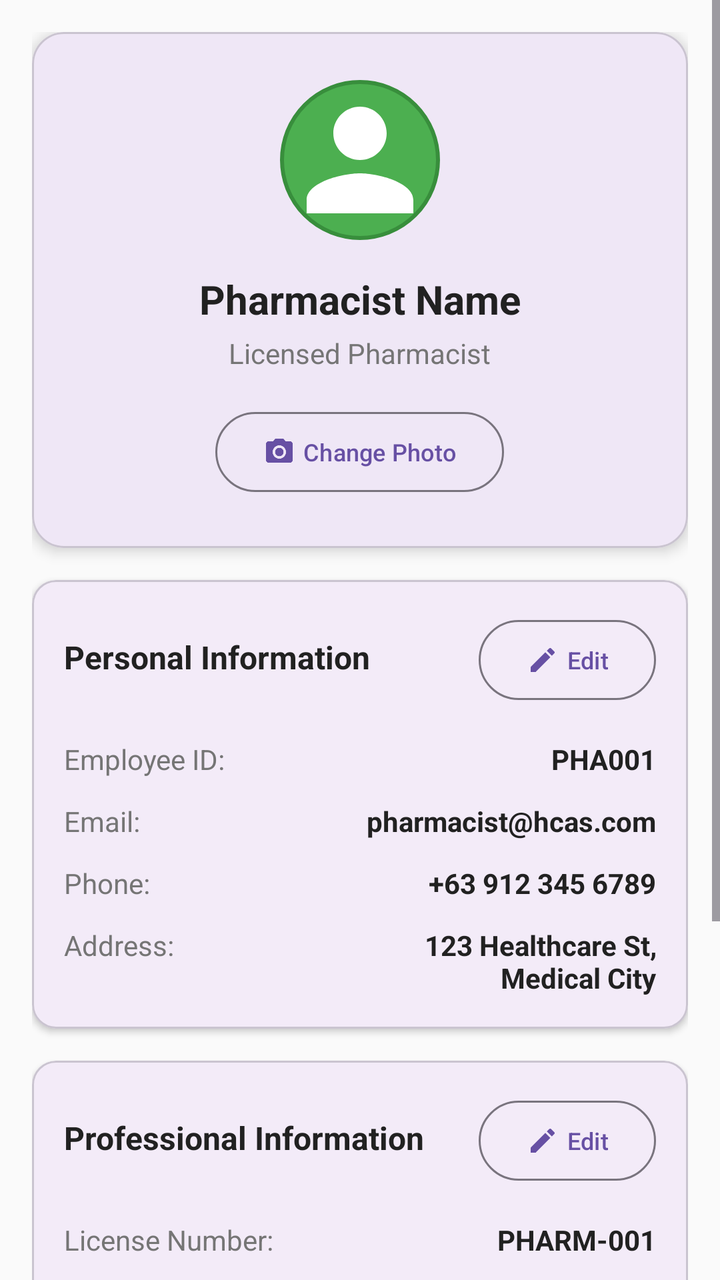
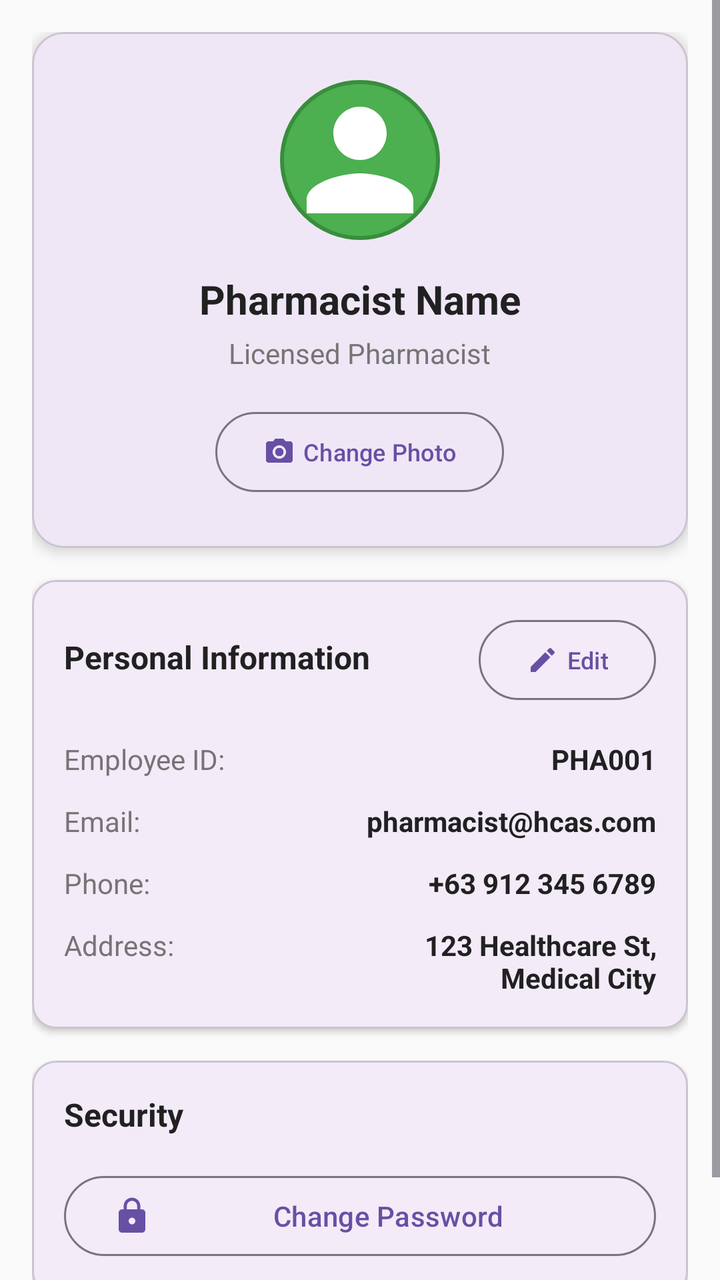

Compare the two renders of this Android layout. The source of the first and the diff that turns it into the second are given below.
<!-- AndroidManifest.xml: application theme Theme.H_CAS -->
<!-- res/layout/fragment_pharmacist_profile.xml -->
<?xml version="1.0" encoding="utf-8"?>
<ScrollView xmlns:android="http://schemas.android.com/apk/res/android"
    xmlns:app="http://schemas.android.com/apk/res-auto"
    android:layout_width="match_parent"
    android:layout_height="match_parent"
    android:background="@color/background_light"
    android:fillViewport="true">

    <LinearLayout
        android:layout_width="match_parent"
        android:layout_height="wrap_content"
        android:orientation="vertical"
        android:padding="16dp">

        
        <com.google.android.material.card.MaterialCardView
            android:layout_width="match_parent"
            android:layout_height="wrap_content"
            android:layout_marginBottom="16dp"
            app:cardCornerRadius="16dp"
            app:cardElevation="4dp">

            <LinearLayout
                android:layout_width="match_parent"
                android:layout_height="wrap_content"
                android:orientation="vertical"
                android:padding="24dp"
                android:gravity="center">

                <ImageView
                    android:id="@+id/profileImageView"
                    android:layout_width="80dp"
                    android:layout_height="80dp"
                    android:src="@drawable/ic_pharmacist_avatar"
                    android:background="@drawable/pharmacist_avatar_background"
                    android:layout_marginBottom="16dp" />

                <TextView
                    android:id="@+id/pharmacistNameTextView"
                    android:layout_width="wrap_content"
                    android:layout_height="wrap_content"
                    android:text="Pharmacist Name"
                    android:textSize="20sp"
                    android:textStyle="bold"
                    android:textColor="@color/text_primary"
                    android:layout_marginBottom="4dp" />

                <TextView
                    android:id="@+id/pharmacistRoleTextView"
                    android:layout_width="wrap_content"
                    android:layout_height="wrap_content"
                    android:text="Licensed Pharmacist"
                    android:textSize="14sp"
                    android:textColor="@color/text_secondary"
                    android:layout_marginBottom="16dp" />

                <com.google.android.material.button.MaterialButton
                    android:id="@+id/changeProfilePictureButton"
                    android:layout_width="wrap_content"
                    android:layout_height="wrap_content"
                    android:text="Change Photo"
                    android:textSize="12sp"
                    app:icon="@drawable/ic_camera"
                    app:iconSize="16dp"
                    app:iconPadding="4dp"
                    style="@style/Widget.Material3.Button.OutlinedButton" />

            </LinearLayout>

        </com.google.android.material.card.MaterialCardView>

        
        <com.google.android.material.card.MaterialCardView
            android:layout_width="match_parent"
            android:layout_height="wrap_content"
            android:layout_marginBottom="16dp"
            app:cardCornerRadius="12dp"
            app:cardElevation="2dp">

            <LinearLayout
                android:layout_width="match_parent"
                android:layout_height="wrap_content"
                android:orientation="vertical"
                android:padding="16dp">

                <LinearLayout
                    android:layout_width="match_parent"
                    android:layout_height="wrap_content"
                    android:orientation="horizontal"
                    android:layout_marginBottom="16dp">

                    <TextView
                        android:layout_width="0dp"
                        android:layout_height="wrap_content"
                        android:layout_weight="1"
                        android:text="Personal Information"
                        android:textSize="16sp"
                        android:textStyle="bold"
                        android:textColor="@color/text_primary" />

                    <com.google.android.material.button.MaterialButton
                        android:id="@+id/editPersonalInfoButton"
                        android:layout_width="wrap_content"
                        android:layout_height="wrap_content"
                        android:text="Edit"
                        android:textSize="12sp"
                        app:icon="@drawable/ic_edit"
                        app:iconSize="16dp"
                        app:iconPadding="4dp"
                        style="@style/Widget.Material3.Button.OutlinedButton" />

                </LinearLayout>

                <LinearLayout
                    android:layout_width="match_parent"
                    android:layout_height="wrap_content"
                    android:orientation="vertical">

                    <LinearLayout
                        android:layout_width="match_parent"
                        android:layout_height="wrap_content"
                        android:orientation="horizontal"
                        android:layout_marginBottom="12dp">

                        <TextView
                            android:layout_width="0dp"
                            android:layout_height="wrap_content"
                            android:layout_weight="1"
                            android:text="Employee ID:"
                            android:textSize="14sp"
                            android:textColor="@color/text_secondary" />

                        <TextView
                            android:id="@+id/pharmacistIdTextView"
                            android:layout_width="0dp"
                            android:layout_height="wrap_content"
                            android:layout_weight="1"
                            android:text="PHA001"
                            android:textSize="14sp"
                            android:textStyle="bold"
                            android:textColor="@color/text_primary"
                            android:gravity="end" />

                    </LinearLayout>

                    <LinearLayout
                        android:layout_width="match_parent"
                        android:layout_height="wrap_content"
                        android:orientation="horizontal"
                        android:layout_marginBottom="12dp">

                        <TextView
                            android:layout_width="0dp"
                            android:layout_height="wrap_content"
                            android:layout_weight="1"
                            android:text="Email:"
                            android:textSize="14sp"
                            android:textColor="@color/text_secondary" />

                        <TextView
                            android:id="@+id/pharmacistEmailTextView"
                            android:layout_width="0dp"
                            android:layout_height="wrap_content"
                            android:layout_weight="1"
                            android:text="pharmacist@hcas.com"
                            android:textSize="14sp"
                            android:textStyle="bold"
                            android:textColor="@color/text_primary"
                            android:gravity="end" />

                    </LinearLayout>

                    <LinearLayout
                        android:layout_width="match_parent"
                        android:layout_height="wrap_content"
                        android:orientation="horizontal"
                        android:layout_marginBottom="12dp">

                        <TextView
                            android:layout_width="0dp"
                            android:layout_height="wrap_content"
                            android:layout_weight="1"
                            android:text="Phone:"
                            android:textSize="14sp"
                            android:textColor="@color/text_secondary" />

                        <TextView
                            android:id="@+id/pharmacistPhoneTextView"
                            android:layout_width="0dp"
                            android:layout_height="wrap_content"
                            android:layout_weight="1"
                            android:text="+63 912 345 6789"
                            android:textSize="14sp"
                            android:textStyle="bold"
                            android:textColor="@color/text_primary"
                            android:gravity="end" />

                    </LinearLayout>

                    <LinearLayout
                        android:layout_width="match_parent"
                        android:layout_height="wrap_content"
                        android:orientation="horizontal">

                        <TextView
                            android:layout_width="0dp"
                            android:layout_height="wrap_content"
                            android:layout_weight="1"
                            android:text="Address:"
                            android:textSize="14sp"
                            android:textColor="@color/text_secondary" />

                        <TextView
                            android:id="@+id/pharmacistAddressTextView"
                            android:layout_width="0dp"
                            android:layout_height="wrap_content"
                            android:layout_weight="1"
                            android:text="123 Healthcare St, Medical City"
                            android:textSize="14sp"
                            android:textStyle="bold"
                            android:textColor="@color/text_primary"
                            android:gravity="end" />

                    </LinearLayout>

                </LinearLayout>

            </LinearLayout>

        </com.google.android.material.card.MaterialCardView>

        
        <com.google.android.material.card.MaterialCardView
            android:layout_width="match_parent"
            android:layout_height="wrap_content"
            android:layout_marginBottom="16dp"
            app:cardCornerRadius="12dp"
            app:cardElevation="2dp">

            <LinearLayout
                android:layout_width="match_parent"
                android:layout_height="wrap_content"
                android:orientation="vertical"
                android:padding="16dp">

                <LinearLayout
                    android:layout_width="match_parent"
                    android:layout_height="wrap_content"
                    android:orientation="horizontal"
                    android:layout_marginBottom="16dp">

                    <TextView
                        android:layout_width="0dp"
                        android:layout_height="wrap_content"
                        android:layout_weight="1"
                        android:text="Professional Information"
                        android:textSize="16sp"
                        android:textStyle="bold"
                        android:textColor="@color/text_primary" />

                    <com.google.android.material.button.MaterialButton
                        android:id="@+id/editProfessionalInfoButton"
                        android:layout_width="wrap_content"
                        android:layout_height="wrap_content"
                        android:text="Edit"
                        android:textSize="12sp"
                        app:icon="@drawable/ic_edit"
                        app:iconSize="16dp"
                        app:iconPadding="4dp"
                        style="@style/Widget.Material3.Button.OutlinedButton" />

                </LinearLayout>

                <LinearLayout
                    android:layout_width="match_parent"
                    android:layout_height="wrap_content"
                    android:orientation="vertical">

                    <LinearLayout
                        android:layout_width="match_parent"
                        android:layout_height="wrap_content"
                        android:orientation="horizontal"
                        android:layout_marginBottom="12dp">

                        <TextView
                            android:layout_width="0dp"
                            android:layout_height="wrap_content"
                            android:layout_weight="1"
                            android:text="License Number:"
                            android:textSize="14sp"
                            android:textColor="@color/text_secondary" />

                        <TextView
                            android:id="@+id/pharmacistLicenseTextView"
                            android:layout_width="0dp"
                            android:layout_height="wrap_content"
                            android:layout_weight="1"
                            android:text="PHARM-001"
                            android:textSize="14sp"
                            android:textStyle="bold"
                            android:textColor="@color/text_primary"
                            android:gravity="end" />

                    </LinearLayout>

                    <LinearLayout
                        android:layout_width="match_parent"
                        android:layout_height="wrap_content"
                        android:orientation="horizontal"
                        android:layout_marginBottom="12dp">

                        <TextView
                            android:layout_width="0dp"
                            android:layout_height="wrap_content"
                            android:layout_weight="1"
                            android:text="Department:"
                            android:textSize="14sp"
                            android:textColor="@color/text_secondary" />

                        <TextView
                            android:id="@+id/pharmacistDepartmentTextView"
                            android:layout_width="0dp"
                            android:layout_height="wrap_content"
                            android:layout_weight="1"
                            android:text="Pharmacy"
                            android:textSize="14sp"
                            android:textStyle="bold"
                            android:textColor="@color/text_primary"
                            android:gravity="end" />

                    </LinearLayout>

                    <LinearLayout
                        android:layout_width="match_parent"
                        android:layout_height="wrap_content"
                        android:orientation="horizontal">

                        <TextView
                            android:layout_width="0dp"
                            android:layout_height="wrap_content"
                            android:layout_weight="1"
                            android:text="Experience:"
                            android:textSize="14sp"
                            android:textColor="@color/text_secondary" />

                        <TextView
                            android:id="@+id/pharmacistExperienceTextView"
                            android:layout_width="0dp"
                            android:layout_height="wrap_content"
                            android:layout_weight="1"
                            android:text="5 years"
                            android:textSize="14sp"
                            android:textStyle="bold"
                            android:textColor="@color/text_primary"
                            android:gravity="end" />

                    </LinearLayout>

                </LinearLayout>

            </LinearLayout>

        </com.google.android.material.card.MaterialCardView>

        
        <com.google.android.material.card.MaterialCardView
            android:layout_width="match_parent"
            android:layout_height="wrap_content"
            android:layout_marginBottom="16dp"
            app:cardCornerRadius="12dp"
            app:cardElevation="2dp">

            <LinearLayout
                android:layout_width="match_parent"
                android:layout_height="wrap_content"
                android:orientation="vertical"
                android:padding="16dp">

                <TextView
                    android:layout_width="match_parent"
                    android:layout_height="wrap_content"
                    android:text="Security"
                    android:textSize="16sp"
                    android:textStyle="bold"
                    android:textColor="@color/text_primary"
                    android:layout_marginBottom="16dp" />

                <com.google.android.material.button.MaterialButton
                    android:id="@+id/changePasswordButton"
                    android:layout_width="match_parent"
                    android:layout_height="wrap_content"
                    android:text="Change Password"
                    android:textSize="14sp"
                    app:icon="@drawable/ic_lock"
                    app:iconSize="20dp"
                    app:iconPadding="8dp"
                    style="@style/Widget.Material3.Button.OutlinedButton" />

            </LinearLayout>

        </com.google.android.material.card.MaterialCardView>

        
        <LinearLayout
            android:layout_width="match_parent"
            android:layout_height="wrap_content"
            android:orientation="horizontal"
            android:layout_marginBottom="16dp">

            <com.google.android.material.button.MaterialButton
                android:id="@+id/saveChangesButton"
                android:layout_width="0dp"
                android:layout_height="wrap_content"
                android:layout_weight="1"
                android:layout_marginEnd="8dp"
                android:text="Save Changes"
                android:textSize="14sp"
                app:icon="@drawable/ic_save"
                app:iconSize="20dp"
                app:iconPadding="8dp"
                android:visibility="gone" />

            <com.google.android.material.button.MaterialButton
                android:id="@+id/cancelEditButton"
                android:layout_width="0dp"
                android:layout_height="wrap_content"
                android:layout_weight="1"
                android:layout_marginStart="8dp"
                android:text="Cancel"
                android:textSize="14sp"
                app:icon="@drawable/ic_close"
                app:iconSize="20dp"
                app:iconPadding="8dp"
                style="@style/Widget.Material3.Button.OutlinedButton"
                android:visibility="gone" />

        </LinearLayout>

    </LinearLayout>

</ScrollView>
<!-- resources referenced by this layout -->
<resources>
  <color name="background_light">#FAFAFA</color>
  <color name="text_primary">#212121</color>
  <color name="text_secondary">#757575</color>
  <!-- drawable ic_close (drawable) -->
  <vector xmlns:android="http://schemas.android.com/apk/res/android"
      android:width="24dp"
      android:height="24dp"
      android:viewportWidth="24"
      android:viewportHeight="24"
      android:tint="?attr/colorOnSurface">
    <path
        android:fillColor="@android:color/white"
        android:pathData="M19,6.41L17.59,5 12,10.59 6.41,5 5,6.41 10.59,12 5,17.59 6.41,19 12,13.41 17.59,19 19,17.59 13.41,12z"/>
  </vector>
  <!-- drawable ic_edit (drawable) -->
  <vector xmlns:android="http://schemas.android.com/apk/res/android"
      android:width="24dp"
      android:height="24dp"
      android:viewportWidth="24"
      android:viewportHeight="24"
      android:tint="?attr/colorOnSurface">
    <path
        android:fillColor="@android:color/white"
        android:pathData="M3,17.25V21h3.75L17.81,9.94l-3.75,-3.75L3,17.25zM20.71,7.04c0.39,-0.39 0.39,-1.02 0,-1.41l-2.34,-2.34c-0.39,-0.39 -1.02,-0.39 -1.41,0l-1.83,1.83 3.75,3.75 1.83,-1.83z"/>
  </vector>
  <!-- drawable ic_lock (drawable) -->
  <?xml version="1.0" encoding="utf-8"?>
  <vector xmlns:android="http://schemas.android.com/apk/res/android"
      android:width="24dp"
      android:height="24dp"
      android:viewportWidth="24"
      android:viewportHeight="24"
      android:tint="@color/white">
      <path
          android:fillColor="@android:color/white"
          android:pathData="M18,8h-1L17,6c0,-2.76 -2.24,-5 -5,-5S7,3.24 7,6v2L6,8c-1.1,0 -2,0.9 -2,2v10c0,1.1 0.9,2 2,2h12c1.1,0 2,-0.9 2,-2L20,10c0,-1.1 -0.9,-2 -2,-2zM12,17c-1.1,0 -2,-0.9 -2,-2s0.9,-2 2,-2 2,0.9 2,2 -0.9,2 -2,2zM15.1,8L8.9,8L8.9,6c0,-1.71 1.39,-3.1 3.1,-3.1 1.71,0 3.1,1.39 3.1,3.1v2z"/>
  </vector>
  <!-- drawable ic_pharmacist_avatar (drawable) -->
  <?xml version="1.0" encoding="utf-8"?>
  <vector xmlns:android="http://schemas.android.com/apk/res/android"
      android:width="24dp"
      android:height="24dp"
      android:viewportWidth="24"
      android:viewportHeight="24"
      android:tint="@color/white">
      <path
          android:fillColor="@android:color/white"
          android:pathData="M12,12c2.21,0 4,-1.79 4,-4s-1.79,-4 -4,-4 -4,1.79 -4,4 1.79,4 4,4zM12,14c-2.67,0 -8,1.34 -8,4v2h16v-2c0,-2.66 -5.33,-4 -8,-4z"/>
  </vector>
  <!-- drawable ic_save (drawable) -->
  <vector xmlns:android="http://schemas.android.com/apk/res/android"
      android:width="24dp"
      android:height="24dp"
      android:viewportWidth="24"
      android:viewportHeight="24"
      android:tint="?attr/colorOnSurface">
    <path
        android:fillColor="@android:color/white"
        android:pathData="M17,3H5C3.89,3 3,3.9 3,5v14c0,1.1 0.89,2 2,2h14c1.1,0 2,-0.9 2,-2V7L17,3zM19,19H5V5h11.17L19,7.83V19zM12,12c-1.66,0 -3,1.34 -3,3s1.34,3 3,3 3,-1.34 3,-3 -1.34,-3 -3,-3zM6,6h9v4H6V6z"/>
  </vector>
  <!-- drawable pharmacist_avatar_background (drawable) -->
  <?xml version="1.0" encoding="utf-8"?>
  <shape xmlns:android="http://schemas.android.com/apk/res/android"
      android:shape="oval">
      <solid android:color="@color/pharmacist_primary" />
      <stroke
          android:width="2dp"
          android:color="@color/pharmacist_secondary" />
  </shape>
  <style name="Theme.H_CAS" parent="Base.Theme.H_CAS" />
  <color name="white">#FFFFFFFF</color>
  <color name="pharmacist_primary">#4CAF50</color>
  <color name="pharmacist_secondary">#388E3C</color>
  <style name="Base.Theme.H_CAS" parent="Theme.Material3.DayNight.NoActionBar">
          
          
      </style>
  <!-- unchanged entries left out for length: 1 -->
</resources>

<!-- the commit's change to res/layout/fragment_pharmacist_profile.xml (unified diff, before → after) -->
@@ -216,139 +216,6 @@
                             android:layout_height="wrap_content"
                             android:layout_weight="1"
                             android:text="123 Healthcare St, Medical City"
-                            android:textSize="14sp"
-                            android:textStyle="bold"
-                            android:textColor="@color/text_primary"
-                            android:gravity="end" />
-
-                    </LinearLayout>
-
-                </LinearLayout>
-
-            </LinearLayout>
-
-        </com.google.android.material.card.MaterialCardView>
-
-        
-        <com.google.android.material.card.MaterialCardView
-            android:layout_width="match_parent"
-            android:layout_height="wrap_content"
-            android:layout_marginBottom="16dp"
-            app:cardCornerRadius="12dp"
-            app:cardElevation="2dp">
-
-            <LinearLayout
-                android:layout_width="match_parent"
-                android:layout_height="wrap_content"
-                android:orientation="vertical"
-                android:padding="16dp">
-
-                <LinearLayout
-                    android:layout_width="match_parent"
-                    android:layout_height="wrap_content"
-                    android:orientation="horizontal"
-                    android:layout_marginBottom="16dp">
-
-                    <TextView
-                        android:layout_width="0dp"
-                        android:layout_height="wrap_content"
-                        android:layout_weight="1"
-                        android:text="Professional Information"
-                        android:textSize="16sp"
-                        android:textStyle="bold"
-                        android:textColor="@color/text_primary" />
-
-                    <com.google.android.material.button.MaterialButton
-                        android:id="@+id/editProfessionalInfoButton"
-                        android:layout_width="wrap_content"
-                        android:layout_height="wrap_content"
-                        android:text="Edit"
-                        android:textSize="12sp"
-                        app:icon="@drawable/ic_edit"
-                        app:iconSize="16dp"
-                        app:iconPadding="4dp"
-                        style="@style/Widget.Material3.Button.OutlinedButton" />
-
-                </LinearLayout>
-
-                <LinearLayout
-                    android:layout_width="match_parent"
-                    android:layout_height="wrap_content"
-                    android:orientation="vertical">
-
-                    <LinearLayout
-                        android:layout_width="match_parent"
-                        android:layout_height="wrap_content"
-                        android:orientation="horizontal"
-                        android:layout_marginBottom="12dp">
-
-                        <TextView
-                            android:layout_width="0dp"
-                            android:layout_height="wrap_content"
-                            android:layout_weight="1"
-                            android:text="License Number:"
-                            android:textSize="14sp"
-                            android:textColor="@color/text_secondary" />
-
-                        <TextView
-                            android:id="@+id/pharmacistLicenseTextView"
-                            android:layout_width="0dp"
-                            android:layout_height="wrap_content"
-                            android:layout_weight="1"
-                            android:text="PHARM-001"
-                            android:textSize="14sp"
-                            android:textStyle="bold"
-                            android:textColor="@color/text_primary"
-                            android:gravity="end" />
-
-                    </LinearLayout>
-
-                    <LinearLayout
-                        android:layout_width="match_parent"
-                        android:layout_height="wrap_content"
-                        android:orientation="horizontal"
-                        android:layout_marginBottom="12dp">
-
-                        <TextView
-                            android:layout_width="0dp"
-                            android:layout_height="wrap_content"
-                            android:layout_weight="1"
-                            android:text="Department:"
-                            android:textSize="14sp"
-                            android:textColor="@color/text_secondary" />
-
-                        <TextView
-                            android:id="@+id/pharmacistDepartmentTextView"
-                            android:layout_width="0dp"
-                            android:layout_height="wrap_content"
-                            android:layout_weight="1"
-                            android:text="Pharmacy"
-                            android:textSize="14sp"
-                            android:textStyle="bold"
-                            android:textColor="@color/text_primary"
-                            android:gravity="end" />
-
-                    </LinearLayout>
-
-                    <LinearLayout
-                        android:layout_width="match_parent"
-                        android:layout_height="wrap_content"
-                        android:orientation="horizontal">
-
-                        <TextView
-                            android:layout_width="0dp"
-                            android:layout_height="wrap_content"
-                            android:layout_weight="1"
-                            android:text="Experience:"
-                            android:textSize="14sp"
-                            android:textColor="@color/text_secondary" />
-
-                        <TextView
-                            android:id="@+id/pharmacistExperienceTextView"
-                            android:layout_width="0dp"
-                            android:layout_height="wrap_content"
-                            android:layout_weight="1"
-                            android:text="5 years"
                             android:textSize="14sp"
                             android:textStyle="bold"
                             android:textColor="@color/text_primary"
